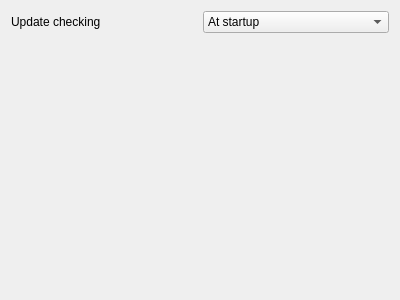
This is plugins/fdmainwindowplugin/mainwindowpreferenceswidget.ui in FreeHealth/freehealth as Qt 5 draws it before an edit. The edited form follows.
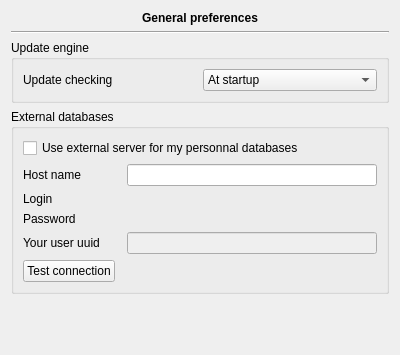
This is the edited form. Custom widgets are drawn as their Qt base class.

Diff of the .ui file:
```diff
--- a/plugins/fdmainwindowplugin/mainwindowpreferenceswidget.ui
+++ b/plugins/fdmainwindowplugin/mainwindowpreferenceswidget.ui
@@ -7,50 +7,123 @@
     <x>0</x>
     <y>0</y>
     <width>400</width>
-    <height>300</height>
+    <height>355</height>
    </rect>
   </property>
   <property name="windowTitle">
    <string>Form</string>
   </property>
-  <layout class="QGridLayout" name="gridLayout">
-   <item row="0" column="0">
-    <widget class="QLabel" name="label">
+  <layout class="QGridLayout" name="gridLayout_2">
+   <item row="0" column="0" colspan="3">
+    <widget class="QLabel" name="label_2">
+     <property name="sizePolicy">
+      <sizepolicy hsizetype="Expanding" vsizetype="Preferred">
+       <horstretch>0</horstretch>
+       <verstretch>0</verstretch>
+      </sizepolicy>
+     </property>
+     <property name="font">
+      <font>
+       <weight>75</weight>
+       <bold>true</bold>
+      </font>
+     </property>
      <property name="text">
-      <string>Update checking</string>
+      <string>General preferences</string>
      </property>
+     <property name="alignment">
+      <set>Qt::AlignCenter</set>
+     </property>
     </widget>
    </item>
-   <item row="0" column="1">
-    <widget class="QComboBox" name="updateCheckingCombo">
-     <item>
-      <property name="text">
-       <string>At startup</string>
-      </property>
-     </item>
-     <item>
-      <property name="text">
-       <string>Each weeks</string>
-      </property>
-     </item>
-     <item>
-      <property name="text">
-       <string>Each months</string>
-      </property>
-     </item>
-     <item>
-      <property name="text">
-       <string>Each quarters</string>
-      </property>
-     </item>
-     <item>
-      <property name="text">
-       <string>Never (on user's demand)</string>
-      </property>
-     </item>
+   <item row="1" column="0" rowspan="2" colspan="3">
+    <widget class="Line" name="line">
+     <property name="orientation">
+      <enum>Qt::Horizontal</enum>
+     </property>
     </widget>
    </item>
-   <item row="1" column="0">
+   <item row="4" column="0" colspan="3">
+    <widget class="QGroupBox" name="groupBox">
+     <property name="title">
+      <string>External databases</string>
+     </property>
+     <property name="checkable">
+      <bool>false</bool>
+     </property>
+     <property name="checked">
+      <bool>false</bool>
+     </property>
+     <layout class="QGridLayout" name="gridLayout">
+      <item row="2" column="0">
+       <widget class="QLabel" name="label_3">
+        <property name="text">
+         <string>Host name</string>
+        </property>
+       </widget>
+      </item>
+      <item row="2" column="2">
+       <widget class="QLineEdit" name="host"/>
+      </item>
+      <item row="3" column="0">
+       <widget class="QLabel" name="label_4">
+        <property name="text">
+         <string>Login</string>
+        </property>
+       </widget>
+      </item>
+      <item row="3" column="2">
+       <widget class="Utils::LineEditEchoSwitcher" name="log" native="true"/>
+      </item>
+      <item row="4" column="0">
+       <widget class="QLabel" name="label_5">
+        <property name="text">
+         <string>Password</string>
+        </property>
+       </widget>
+      </item>
+      <item row="4" column="2">
+       <widget class="Utils::LineEditEchoSwitcher" name="pass" native="true"/>
+      </item>
+      <item row="0" column="0" colspan="3">
+       <widget class="QCheckBox" name="useExternalDB">
+        <property name="text">
+         <string>Use external server for my personnal databases</string>
+        </property>
+       </widget>
+      </item>
+      <item row="6" column="2">
+       <widget class="QLineEdit" name="userUuid">
+        <property name="enabled">
+         <bool>false</bool>
+        </property>
+       </widget>
+      </item>
+      <item row="6" column="0">
+       <widget class="QLabel" name="label_6">
+        <property name="text">
+         <string>Your user uuid</string>
+        </property>
+       </widget>
+      </item>
+      <item row="7" column="0">
+       <widget class="QPushButton" name="testButton">
+        <property name="text">
+         <string>Test connection</string>
+        </property>
+       </widget>
+      </item>
+      <item row="7" column="1" colspan="2">
+       <widget class="QLabel" name="testConnectionLabel">
+        <property name="text">
+         <string/>
+        </property>
+       </widget>
+      </item>
+     </layout>
+    </widget>
+   </item>
+   <item row="5" column="1">
     <spacer name="verticalSpacer">
      <property name="orientation">
       <enum>Qt::Vertical</enum>
@@ -63,8 +136,70 @@
      </property>
     </spacer>
    </item>
+   <item row="3" column="0" colspan="3">
+    <widget class="QGroupBox" name="groupBox_2">
+     <property name="title">
+      <string>Update engine</string>
+     </property>
+     <layout class="QGridLayout" name="gridLayout_3">
+      <item row="0" column="0">
+       <widget class="QLabel" name="label">
+        <property name="text">
+         <string>Update checking</string>
+        </property>
+       </widget>
+      </item>
+      <item row="0" column="1">
+       <widget class="QComboBox" name="updateCheckingCombo">
+        <item>
+         <property name="text">
+          <string>At startup</string>
+         </property>
+        </item>
+        <item>
+         <property name="text">
+          <string>Each weeks</string>
+         </property>
+        </item>
+        <item>
+         <property name="text">
+          <string>Each months</string>
+         </property>
+        </item>
+        <item>
+         <property name="text">
+          <string>Each quarters</string>
+         </property>
+        </item>
+        <item>
+         <property name="text">
+          <string>Never (on user's demand)</string>
+         </property>
+        </item>
+       </widget>
+      </item>
+     </layout>
+    </widget>
+   </item>
   </layout>
  </widget>
+ <customwidgets>
+  <customwidget>
+   <class>Utils::LineEditEchoSwitcher</class>
+   <extends>QWidget</extends>
+   <header location="global">utils/widgets/lineeditechoswitcher.h</header>
+   <container>1</container>
+  </customwidget>
+ </customwidgets>
+ <tabstops>
+  <tabstop>updateCheckingCombo</tabstop>
+  <tabstop>useExternalDB</tabstop>
+  <tabstop>host</tabstop>
+  <tabstop>log</tabstop>
+  <tabstop>pass</tabstop>
+  <tabstop>userUuid</tabstop>
+  <tabstop>testButton</tabstop>
+ </tabstops>
  <resources/>
  <connections/>
 </ui>
```
